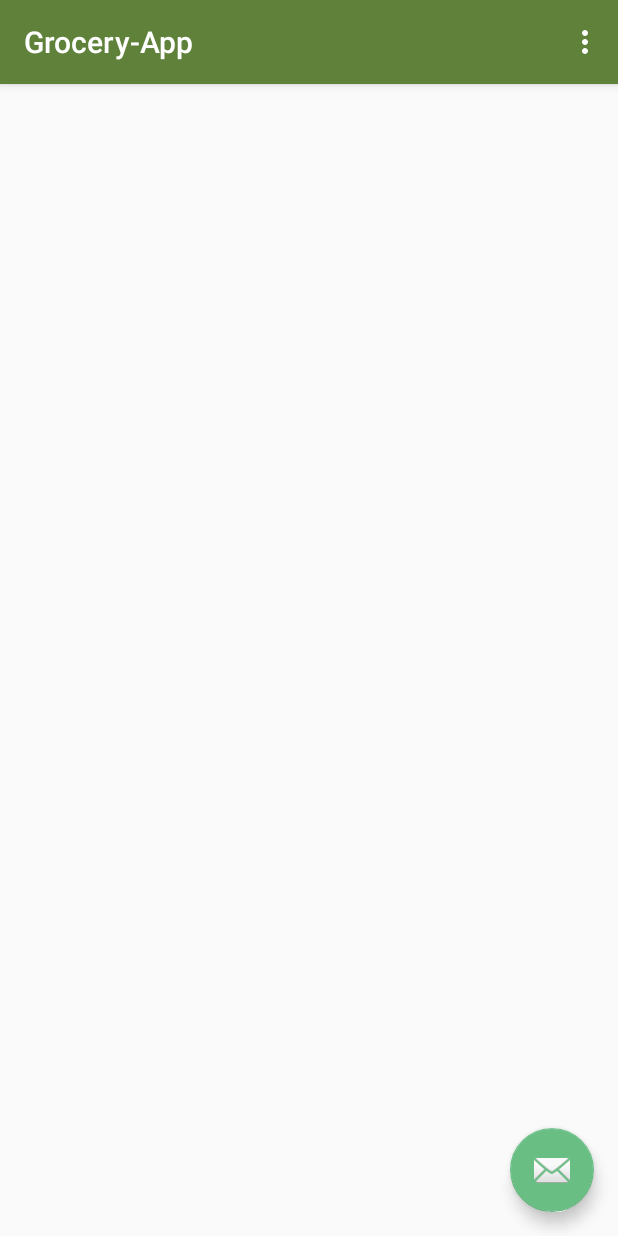
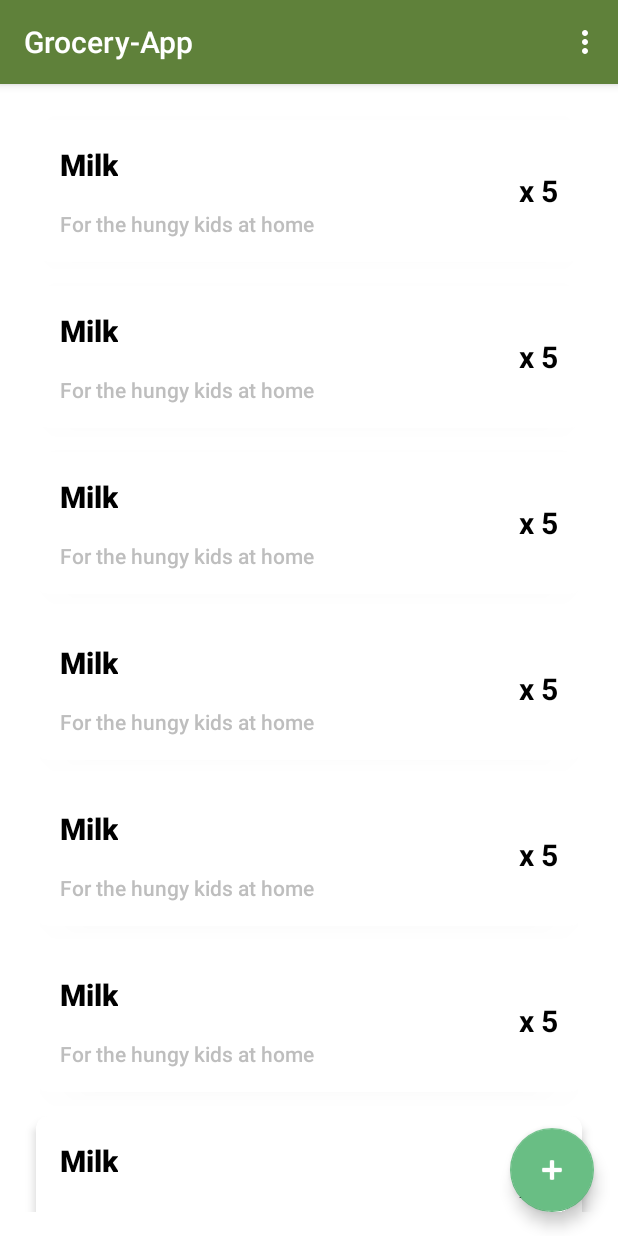
Before and after one commit to zawhtetnaing10/Grocery-App-Firebase-Android, an Android app: the screen it shows after launch (MainActivity), on a phone screen of 412 x 824 dp. Run offline under Robolectric (Android 15) with nearby library versions, the phone set to English and light mode, and no system bars.

Commit message:
POC finished

```diff
--- a/app/src/main/AndroidManifest.xml
+++ b/app/src/main/AndroidManifest.xml
@@ -3,6 +3,7 @@
     package="com.padc.grocery">
 
     <application
+        android:name=".GroceryApp"
         android:allowBackup="true"
         android:icon="@mipmap/ic_launcher"
         android:label="@string/app_name"
--- a/app/src/main/java/com/padc/grocery/activities/MainActivity.kt
+++ b/app/src/main/java/com/padc/grocery/activities/MainActivity.kt
@@ -4,26 +4,44 @@ import android.os.Bundle
 import androidx.appcompat.app.AppCompatActivity
 import android.view.Menu
 import android.view.MenuItem
+import androidx.recyclerview.widget.LinearLayoutManager
 import com.padc.grocery.R
+import com.padc.grocery.adapters.GroceryAdapter
+import com.padc.grocery.dialogs.GroceryDialogFragment
+import kotlinx.android.synthetic.main.activity_main.*
 
 class MainActivity : AppCompatActivity() {
+
+    val mAdapter: GroceryAdapter = GroceryAdapter()
 
     override fun onCreate(savedInstanceState: Bundle?) {
         super.onCreate(savedInstanceState)
         setContentView(R.layout.activity_main)
         setSupportActionBar(findViewById(R.id.toolbar))
+
+        setUpRecyclerView()
+
+        setUpActionListeners()
+    }
+
+    private fun setUpActionListeners() {
+        fab.setOnClickListener {
+            GroceryDialogFragment.newFragment().show(supportFragmentManager, GroceryDialogFragment.TAG_ADD_GROCERY_DIALOG)
+        }
+    }
+
+    private fun setUpRecyclerView() {
+        rvGroceries.adapter = mAdapter
+        rvGroceries.layoutManager =
+            LinearLayoutManager(applicationContext, LinearLayoutManager.VERTICAL, false)
     }
 
     override fun onCreateOptionsMenu(menu: Menu): Boolean {
-        // Inflate the menu; this adds items to the action bar if it is present.
         menuInflater.inflate(R.menu.menu_main, menu)
         return true
     }
 
     override fun onOptionsItemSelected(item: MenuItem): Boolean {
-        // Handle action bar item clicks here. The action bar will
-        // automatically handle clicks on the Home/Up button, so long
-        // as you specify a parent activity in AndroidManifest.xml.
         return when (item.itemId) {
             R.id.action_settings -> true
             else -> super.onOptionsItemSelected(item)
--- /dev/null
+++ b/app/src/main/java/com/padc/grocery/adapters/GroceryAdapter.kt
@@ -0,0 +1,23 @@
+package com.padc.grocery.adapters
+
+import android.view.LayoutInflater
+import android.view.ViewGroup
+import com.padc.grocery.R
+import com.padc.grocery.data.vos.GroceryVO
+import com.padc.grocery.viewholders.GroceryViewHolder
+import com.zg.burgerjoint.adapters.BaseRecyclerAdapter
+
+class GroceryAdapter() : BaseRecyclerAdapter<GroceryViewHolder, GroceryVO>() {
+    override fun onCreateViewHolder(parent: ViewGroup, viewType: Int): GroceryViewHolder {
+        val view = LayoutInflater.from(parent.context).inflate(R.layout.view_holder_grocery_item,parent,false)
+        return GroceryViewHolder(view)
+    }
+
+    override fun getItemCount(): Int {
+        return 10
+    }
+
+    override fun onBindViewHolder(holder: GroceryViewHolder, position: Int) {
+
+    }
+}
--- /dev/null
+++ b/app/src/main/java/com/padc/grocery/data/vos/GroceryVO.kt
@@ -0,0 +1,5 @@
+package com.padc.grocery.data.vos
+
+class GroceryVO  {
+
+}
--- /dev/null
+++ b/app/src/main/java/com/padc/grocery/viewholders/BaseViewHolder.kt
@@ -0,0 +1,12 @@
+package com.zg.burgerjoint.viewholders
+
+import android.view.View
+import androidx.recyclerview.widget.RecyclerView
+
+
+abstract class BaseViewHolder<W>(itemView: View) : RecyclerView.ViewHolder(itemView) {
+
+    protected var mData: W? = null
+    abstract fun bindData(data: W)
+
+}
--- /dev/null
+++ b/app/src/main/java/com/padc/grocery/viewholders/GroceryViewHolder.kt
@@ -0,0 +1,13 @@
+package com.padc.grocery.viewholders
+
+import android.view.View
+import com.padc.grocery.data.vos.GroceryVO
+import com.zg.burgerjoint.viewholders.BaseViewHolder
+
+class GroceryViewHolder(itemView: View)
+    : BaseViewHolder<GroceryVO>(itemView) {
+
+    override fun bindData(data: GroceryVO) {
+
+    }
+}
--- a/app/src/main/res/layout/activity_main.xml
+++ b/app/src/main/res/layout/activity_main.xml
@@ -21,9 +21,16 @@
     </com.google.android.material.appbar.AppBarLayout>
 
     <RelativeLayout
+        android:background="@android:color/white"
         android:layout_width="match_parent"
         android:layout_height="match_parent"
         app:layout_behavior="com.google.android.material.appbar.AppBarLayout$ScrollingViewBehavior">
+
+        <androidx.recyclerview.widget.RecyclerView
+            android:id="@+id/rvGroceries"
+            android:layout_width="match_parent"
+            android:layout_height="match_parent"
+            android:padding="@dimen/margin_medium_2" />
 
 
     </RelativeLayout>
@@ -34,7 +41,8 @@
         android:layout_height="wrap_content"
         android:layout_gravity="bottom|end"
         android:layout_margin="@dimen/fab_margin"
-        app:srcCompat="@android:drawable/ic_dialog_email" />
+        android:tint="@android:color/white"
+        app:srcCompat="@android:drawable/ic_input_add" />
 
 
 </androidx.coordinatorlayout.widget.CoordinatorLayout>
--- /dev/null
+++ b/app/src/main/res/layout/view_holder_grocery_item.xml
@@ -0,0 +1,50 @@
+<?xml version="1.0" encoding="utf-8"?>
+<androidx.cardview.widget.CardView xmlns:android="http://schemas.android.com/apk/res/android"
+    xmlns:app="http://schemas.android.com/apk/res-auto"
+    android:layout_margin="@dimen/margin_medium"
+    android:layout_width="match_parent"
+    android:layout_height="wrap_content"
+    app:cardCornerRadius="@dimen/margin_medium"
+    app:cardElevation="@dimen/margin_small">
+
+    <RelativeLayout
+        android:layout_width="match_parent"
+        android:layout_height="match_parent"
+        android:padding="@dimen/margin_medium_2">
+
+        <TextView
+            android:id="@+id/tvTitle"
+            android:layout_width="wrap_content"
+            android:layout_height="wrap_content"
+            android:fontFamily="sans-serif-medium"
+            android:text="Milk"
+            android:textColor="@android:color/black"
+            android:textSize="@dimen/text_regular_3x"
+            android:textStyle="bold" />
+
+        <TextView
+            android:id="@+id/tvDescription"
+            android:layout_width="wrap_content"
+            android:layout_height="wrap_content"
+            android:layout_below="@id/tvTitle"
+            android:layout_marginTop="@dimen/margin_medium_2"
+            android:fontFamily="sans-serif-medium"
+            android:text="For the hungy kids at home"
+            android:textColor="@android:color/secondary_text_dark"
+            android:textSize="@dimen/text_regular" />
+
+        <TextView
+            android:id="@+id/tvCount"
+            android:layout_width="wrap_content"
+            android:layout_height="wrap_content"
+            android:layout_alignParentEnd="true"
+            android:layout_centerVertical="true"
+            android:text="x 5"
+            android:textColor="@android:color/black"
+            android:textSize="@dimen/text_regular_3x"
+            android:textStyle="bold" />
+
+
+    </RelativeLayout>
+
+</androidx.cardview.widget.CardView>
```
Also changed, not shown: app/src/main/java/com/padc/grocery/adapters/BaseRecyclerAdapter.kt (added, +72 -0 lines), app/src/main/java/com/padc/grocery/dialogs/DialogAddGrocery.kt (added, +28 -0 lines), app/src/main/res/layout/dialog_add_grocery.xml (added, +77 -0 lines), app/src/main/res/values/dimens.xml (+31 -1 lines). Lines whose indentation alone changed are shown as unchanged.
